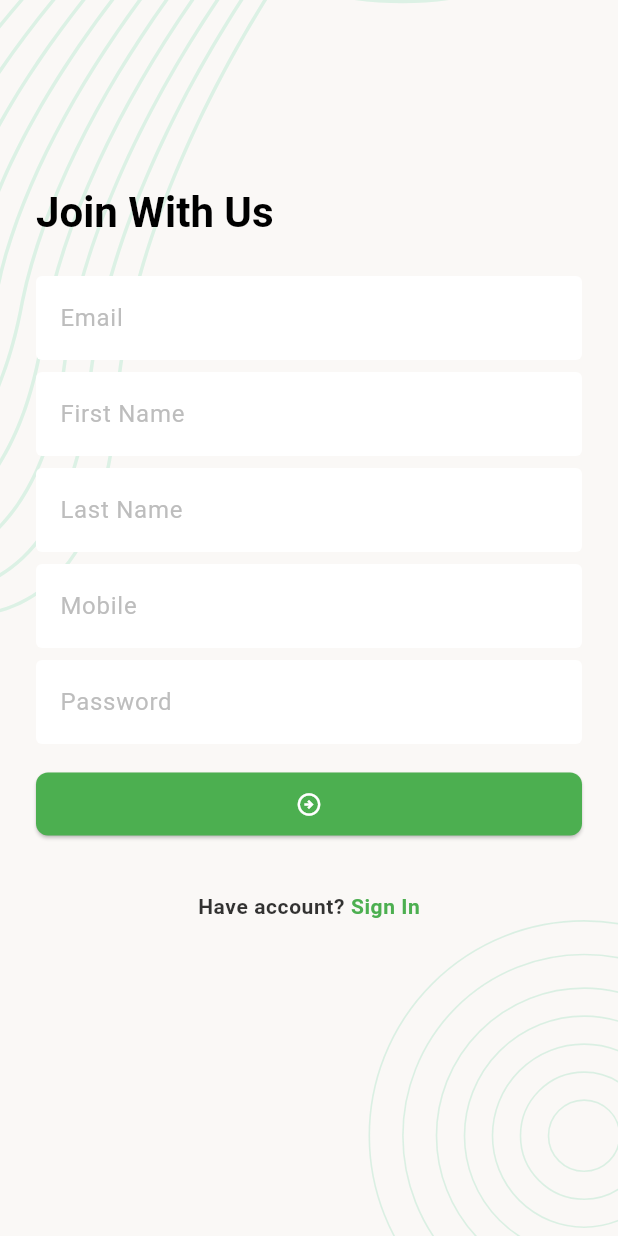
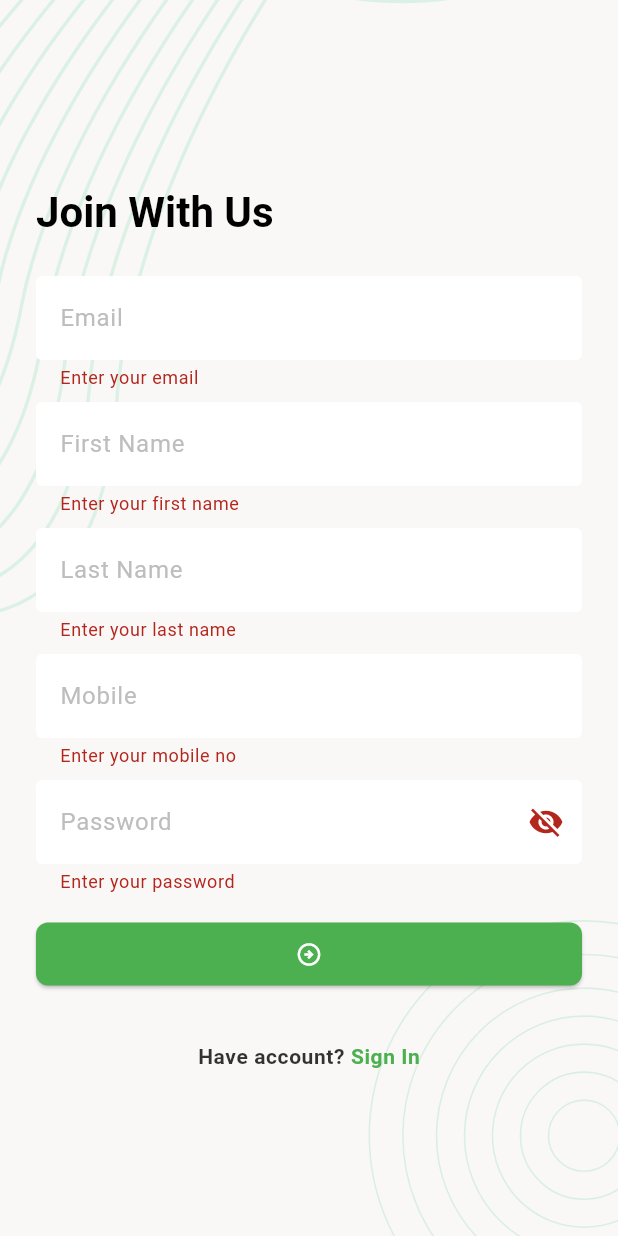
Before and after one commit to mktamal/task_manager, a Flutter app: the SignUpScreen screen opened directly, after a tap on the "arrow circle right" icon, on a phone screen of 412 x 824 dp. Run offline on Flutter 3.47's test engine with Material 3 defaults, Android fonts, the phone set to English and light mode, and no system bars; our stand-ins replace cached_network_image, flutter_svg, pin_code_fields.

Commit message:
-- integrate registration screen api -- use form validation - use regex

```diff
--- /dev/null
+++ b/lib/data/utilities/urls.dart
@@ -0,0 +1,5 @@
+class Urls{
+  static const  String _baseUrl='https://task.teamrabbil.com/api/v1';
+
+  static const  String registration='$_baseUrl/registration';
+}
--- a/lib/ui/screens/auth/sign_up_screen.dart
+++ b/lib/ui/screens/auth/sign_up_screen.dart
@@ -1,7 +1,12 @@
 import 'package:flutter/gestures.dart';
 import 'package:flutter/material.dart';
+import 'package:task_manager/data/models/network_response.dart';
+import 'package:task_manager/data/network_caller/network_caller.dart';
+import 'package:task_manager/data/utilities/urls.dart';
 import 'package:task_manager/ui/utility/app_colors.dart';
+import 'package:task_manager/ui/utility/app_constants.dart';
 import 'package:task_manager/ui/widgets/background_widget.dart';
+import 'package:task_manager/ui/widgets/snack_bar_message.dart';
 
 class SignUpScreen extends StatefulWidget {
   const SignUpScreen({super.key});
@@ -16,6 +21,9 @@ class _SignUpScreenState extends State<SignUpScreen> {
   final TextEditingController _firstNameTEController = TextEditingController();
   final TextEditingController _lastNameTEController = TextEditingController();
   final TextEditingController _mobileTEController = TextEditingController();
+  final GlobalKey<FormState> _formKey = GlobalKey<FormState>();
+  bool _showPassword = false;
+  bool _registratinInProgress = false;
 
   @override
   Widget build(BuildContext context) {
@@ -25,6 +33,9 @@ class _SignUpScreenState extends State<SignUpScreen> {
           child: SingleChildScrollView(
             child: Padding(
               padding: const EdgeInsets.all(24.0),
+              child: Form(
+                key: _formKey,
+                autovalidateMode: AutovalidateMode.onUserInteraction,
                 child: Column(
                   crossAxisAlignment: CrossAxisAlignment.start,
                   children: [
@@ -38,38 +49,97 @@ class _SignUpScreenState extends State<SignUpScreen> {
                       controller: _emailTEController,
                       decoration: const InputDecoration(hintText: 'Email'),
                       keyboardType: TextInputType.emailAddress,
+                      validator: (String? value) {
+                        if (value?.trim().isEmpty ?? true) {
+                          return 'Enter your email';
+                        }
+                        if (AppConstants.emailRegex.hasMatch(value!) == false) {
+                          return 'Enter valid email address';
+                        }
+                        return null;
+                      },
                     ),
                     const SizedBox(height: 8),
                     TextFormField(
                       controller: _firstNameTEController,
                       decoration: const InputDecoration(hintText: 'First Name'),
+                      validator: (String? value) {
+                        if (value?.trim().isEmpty ?? true) {
+                          return 'Enter your first name';
+                        }
+                        return null;
+                      },
                     ),
                     const SizedBox(height: 8),
                     TextFormField(
                       controller: _lastNameTEController,
                       decoration: const InputDecoration(hintText: 'Last Name'),
+                      validator: (String? value) {
+                        if (value?.trim().isEmpty ?? true) {
+                          return 'Enter your last name';
+                        }
+                        return null;
+                      },
                     ),
                     const SizedBox(height: 8),
                     TextFormField(
                       controller: _mobileTEController,
                       decoration: const InputDecoration(hintText: 'Mobile'),
                       keyboardType: TextInputType.number,
+                      validator: (String? value) {
+                        if (value?.trim().isEmpty ?? true) {
+                          return 'Enter your mobile no';
+                        }
+                        /* if(AppConstants.mobileNoRegex.hasMatch(value!)==false){
+                          return 'Enter valid mobile number';
+                        }*/
+                        return null;
+                      },
                     ),
                     const SizedBox(height: 8),
                     TextFormField(
+                      obscureText: _showPassword == false,
                       controller: _passwordTEController,
-                    decoration: const InputDecoration(
+                      decoration: InputDecoration(
                         hintText: 'Password',
+                        suffixIcon: IconButton(
+                          onPressed: () {
+                            _showPassword = !_showPassword;
+                            if (mounted) {
+                              setState(() {});
+                            }
+                          },
+                          icon: Icon(_showPassword
+                              ? Icons.remove_red_eye
+                              : Icons.visibility_off),
                         ),
                       ),
+                      validator: (String? value) {
+                        if (value?.trim().isEmpty ?? true) {
+                          return 'Enter your password';
+                        }
+                        return null;
+                      },
+                    ),
                     const SizedBox(height: 16),
-                  ElevatedButton(
-                    onPressed: () {},
+                    Visibility(
+                      visible: _registratinInProgress==false,
+                      replacement: const Center(
+                        child: CircularProgressIndicator(),
+                      ),
+                      child: ElevatedButton(
+                        onPressed: () {
+                          if (_formKey.currentState!.validate()) {
+                            _registerUser();
+                          }
+                        },
                         child: const Icon(Icons.arrow_circle_right_outlined),
+                      ),
                     ),
                     const SizedBox(height: 36),
                     _buildBackToSignInSection(),
                   ],
+                ),
               ),
             ),
           ),
@@ -102,6 +172,43 @@ class _SignUpScreenState extends State<SignUpScreen> {
     );
   }
 
+  Future<void> _registerUser() async {
+    _registratinInProgress = true;
+    if (mounted) {
+      setState(() {});
+    }
+    Map<String, dynamic> requestInput = {
+      "email": _emailTEController.text.trim(),
+      "firstName": _firstNameTEController.text.trim(),
+      "lastName": _lastNameTEController.text.trim(),
+      "mobile": _mobileTEController.text.trim(),
+      "password": _passwordTEController.text,
+      "photo": ""
+    };
+    NetworkResponse response =
+        await NetworkCaller.postRequest(Urls.registration, body: requestInput);
+    _registratinInProgress = false;
+    if (response.isSuccess) {
+      _clearTextFields();
+      if (mounted) {
+        showSnackBarMessage(context, 'Registration Success');
+      }
+    } else {
+      if (mounted) {
+        showSnackBarMessage(
+            context, response.errorMessage ?? 'Registration failed. Try again');
+      }
+    }
+  }
+
+  void _clearTextFields() {
+    _emailTEController.clear();
+    _firstNameTEController.clear();
+    _lastNameTEController.clear();
+    _mobileTEController.clear();
+    _passwordTEController.clear();
+  }
+
   void _onTapSignInButton() {
     Navigator.pop(context);
   }
--- /dev/null
+++ b/lib/ui/utility/app_constants.dart
@@ -0,0 +1,8 @@
+class AppConstants {
+  static RegExp emailRegex = RegExp(
+    r'^(([^<>()[\]\\.,;:\s@\"]+(\.[^<>()[\]\\.,;:\s@\"]+)*)|(\".+\"))@((\[[0-9]{1,3}\.[0-9]{1,3}\.[0-9]{1,3}\.[0-9]{1,3}\])|(([a-zA-Z\-0-9]+\.)+[a-zA-Z]{2,}))$',
+  );
+  static RegExp mobileNoRegex = RegExp(
+    r'"/^(?:(?:\+|00)88|01)?\d{11}$/"',
+  );
+}
```
Also changed, not shown: lib/ui/widgets/snack_bar_message.dart (added, +12 -0 lines), pubspec.lock. Lines whose indentation alone changed are shown as unchanged.
